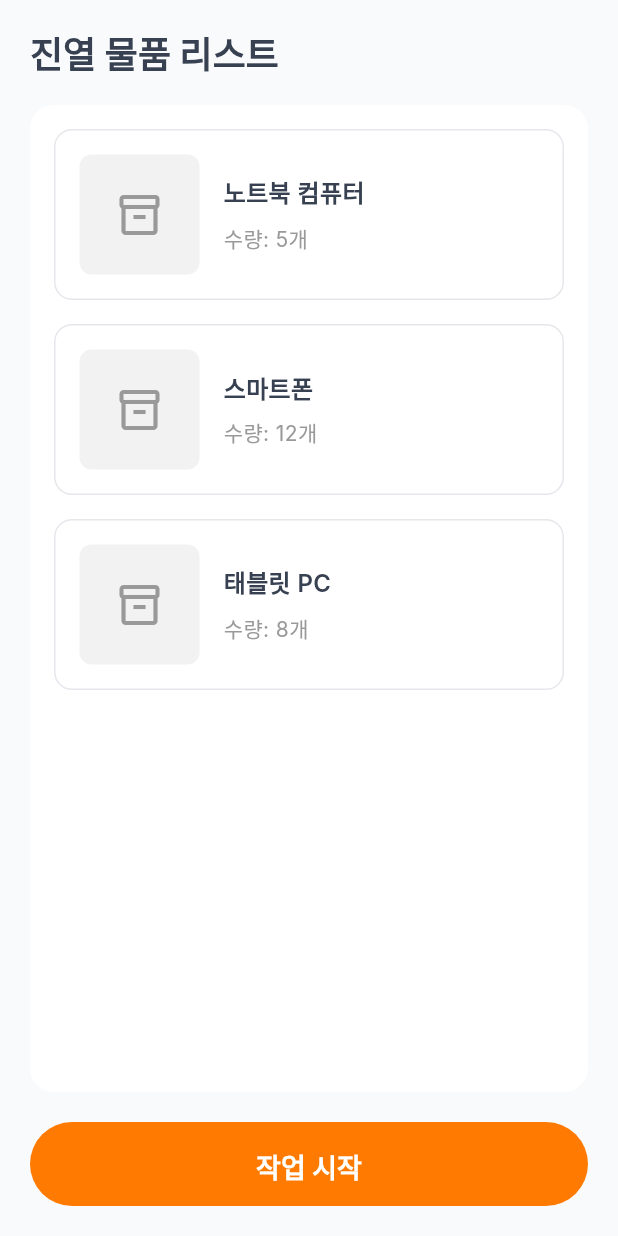
After one commit to KSEB-Rescue-Pang/flutter-pda-app, a Flutter app: the MissionBriefingScreen screen opened by its route, on a phone screen of 412 x 824 dp. The commit adds this screen. Run offline on Flutter 3.47's test engine with Material 3 defaults, Android fonts, the phone set to English and light mode, and no system bars; our stand-ins replace auto_route; Roboto replaces fonts that are missing (Inter).

Commit message:
feat: 미션 브리핑 화면 추가 및 라우트 설정

```diff
--- a/lib/core/router/app_router.dart
+++ b/lib/core/router/app_router.dart
@@ -1,6 +1,7 @@
 import 'package:auto_route/auto_route.dart';
 import '../../presentation/pages/login_page.dart';
 import '../../presentation/pages/basic_screen.dart';
+import '../../presentation/pages/mission_briefing_screen.dart';
 
 part 'app_router.gr.dart';
 
@@ -15,5 +16,8 @@ class AppRouter extends _$AppRouter {
 
     // Basic Screen (QR 스캔 화면)
     AutoRoute(path: '/basic', page: BasicRoute.page),
+
+    // Mission Briefing Screen (진열 물품 리스트 화면)
+    AutoRoute(path: '/mission-briefing', page: MissionBriefingRoute.page),
   ];
 }
--- /dev/null
+++ b/lib/presentation/pages/mission_briefing_screen.dart
@@ -0,0 +1,209 @@
+import 'package:flutter/material.dart';
+import 'package:auto_route/auto_route.dart';
+import '../../core/constants/app_colors.dart';
+import '../../core/constants/app_sizes.dart';
+
+/// Mission Briefing Screen - 진열 물품 리스트 화면
+/// 작업 시작 전 물품 목록을 확인하는 화면
+@RoutePage()
+class MissionBriefingScreen extends StatefulWidget {
+  const MissionBriefingScreen({super.key});
+
+  @override
+  State<MissionBriefingScreen> createState() => _MissionBriefingScreenState();
+}
+
+class _MissionBriefingScreenState extends State<MissionBriefingScreen> {
+  // 샘플 물품 데이터
+  final List<Map<String, dynamic>> _items = [
+    {
+      'name': '노트북 컴퓨터',
+      'quantity': 5,
+      'imageUrl': null, // 실제 이미지 URL로 교체 가능
+    },
+    {'name': '스마트폰', 'quantity': 12, 'imageUrl': null},
+    {'name': '태블릿 PC', 'quantity': 8, 'imageUrl': null},
+  ];
+
+  bool _isLoading = false;
+
+  @override
+  Widget build(BuildContext context) {
+    return Scaffold(
+      backgroundColor: AppColors.background,
+      body: SafeArea(
+        child: Padding(
+          padding: const EdgeInsets.symmetric(horizontal: 20.0),
+          child: Column(
+            crossAxisAlignment: CrossAxisAlignment.start,
+            children: [
+              const SizedBox(height: 20.0),
+
+              // 헤더 제목
+              Text(
+                '진열 물품 리스트',
+                style: Theme.of(context).textTheme.headlineLarge,
+              ),
+
+              const SizedBox(height: 20.0),
+
+              // 물품 리스트 컨테이너
+              Expanded(
+                child: Container(
+                  width: double.infinity,
+                  decoration: BoxDecoration(
+                    color: AppColors.white,
+                    borderRadius: BorderRadius.circular(16.0),
+                  ),
+                  child: ListView.builder(
+                    padding: const EdgeInsets.all(16.0),
+                    itemCount: _items.length,
+                    itemBuilder: (context, index) {
+                      final item = _items[index];
+                      return _buildItemCard(item);
+                    },
+                  ),
+                ),
+              ),
+
+              const SizedBox(height: 20.0),
+
+              // 작업 시작 버튼
+              SizedBox(
+                width: double.infinity,
+                height: 56.0,
+                child: ElevatedButton(
+                  onPressed: _isLoading ? null : _handleStartMission,
+                  style: ElevatedButton.styleFrom(
+                    backgroundColor: AppColors.accent,
+                    foregroundColor: AppColors.textWhite,
+                    shape: RoundedRectangleBorder(
+                      borderRadius: BorderRadius.circular(28.0),
+                    ),
+                    elevation: 0,
+                  ),
+                  child: _isLoading
+                      ? const SizedBox(
+                          width: 20.0,
+                          height: 20.0,
+                          child: CircularProgressIndicator(
+                            strokeWidth: 2.0,
+                            valueColor: AlwaysStoppedAnimation<Color>(
+                              Colors.white,
+                            ),
+                          ),
+                        )
+                      : const Text(
+                          '작업 시작',
+                          style: TextStyle(
+                            fontSize: 18.0,
+                            fontWeight: FontWeight.w700,
+                          ),
+                        ),
+                ),
+              ),
+
+              const SizedBox(height: 20.0),
+            ],
+          ),
+        ),
+      ),
+    );
+  }
+
+  /// 물품 카드 위젯
+  Widget _buildItemCard(Map<String, dynamic> item) {
+    return Container(
+      margin: const EdgeInsets.only(bottom: 16.0),
+      padding: const EdgeInsets.all(16.0),
+      decoration: BoxDecoration(
+        color: AppColors.white,
+        borderRadius: BorderRadius.circular(12.0),
+        border: Border.all(color: AppColors.border),
+      ),
+      child: Row(
+        children: [
+          // 물품 이미지
+          Container(
+            width: 80.0,
+            height: 80.0,
+            decoration: BoxDecoration(
+              color: const Color(0xFFF2F2F2),
+              borderRadius: BorderRadius.circular(8.0),
+            ),
+            child: item['imageUrl'] != null
+                ? ClipRRect(
+                    borderRadius: BorderRadius.circular(8.0),
+                    child: Image.network(item['imageUrl'], fit: BoxFit.cover),
+                  )
+                : const Icon(
+                    Icons.inventory_2_outlined,
+                    color: AppColors.textSecondary,
+                    size: 32.0,
+                  ),
+          ),
+
+          const SizedBox(width: 16.0),
+
+          // 물품 정보
+          Expanded(
+            child: Column(
+              crossAxisAlignment: CrossAxisAlignment.start,
+              children: [
+                Text(
+                  item['name'],
+                  style: const TextStyle(
+                    fontSize: 16.0,
+                    fontWeight: FontWeight.w600,
+                    color: AppColors.textPrimary,
+                  ),
+                ),
+                const SizedBox(height: 8.0),
+                Text(
+                  '수량: ${item['quantity']}개',
+                  style: const TextStyle(
+                    fontSize: 14.0,
+                    fontWeight: FontWeight.w400,
+                    color: AppColors.textSecondary,
+                  ),
+                ),
+              ],
+            ),
+          ),
+        ],
+      ),
+    );
+  }
+
+  /// 작업 시작 처리 메서드
+  Future<void> _handleStartMission() async {
+    setState(() {
+      _isLoading = true;
+    });
+
+    try {
+      // TODO: 작업 시작 로직 구현
+      await Future.delayed(const Duration(seconds: 2)); // 임시 딜레이
+
+      if (mounted) {
+        // TODO: 다음 화면으로 네비게이션
+        print('작업이 시작되었습니다.');
+      }
+    } catch (e) {
+      if (mounted) {
+        ScaffoldMessenger.of(context).showSnackBar(
+          SnackBar(
+            content: Text('작업 시작 중 오류가 발생했습니다: ${e.toString()}'),
+            backgroundColor: Colors.red,
+          ),
+        );
+      }
+    } finally {
+      if (mounted) {
+        setState(() {
+          _isLoading = false;
+        });
+      }
+    }
+  }
+}
```
Also changed, not shown: lib/core/router/app_router.gr.dart.
